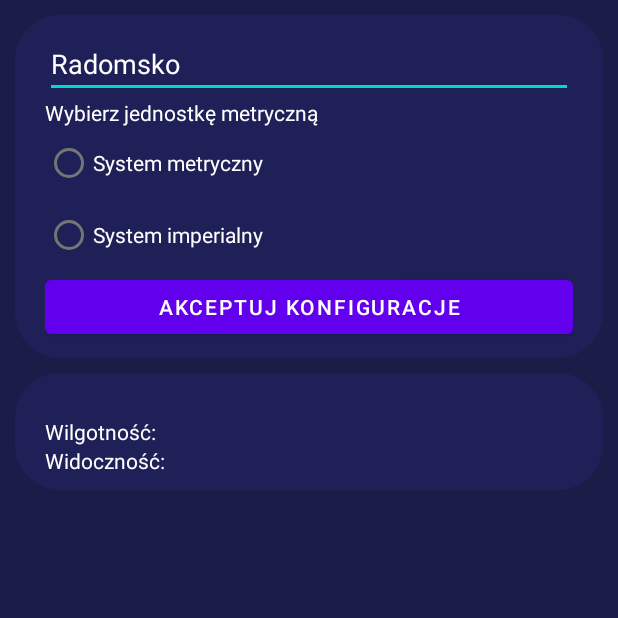
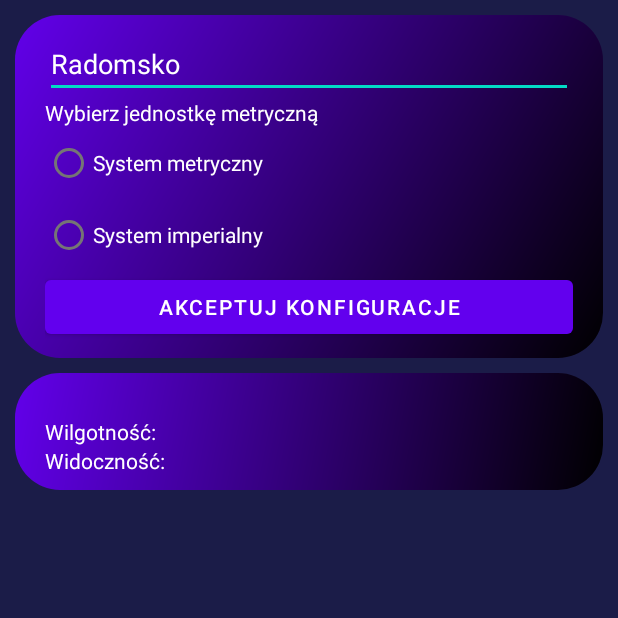
Before and after one commit to PicuBicu/weather-app-android, an Android app: the screen it shows after launch (MainActivity), on a phone screen of 412 x 824 dp, the top half of it. Run offline under Robolectric (Android 15) with nearby library versions, the phone set to English and light mode, and no system bars.

Commit message:
Add gradient to background shape

```diff
--- a/app/src/main/res/drawable/shape.xml
+++ b/app/src/main/res/drawable/shape.xml
@@ -2,8 +2,12 @@
 <shape xmlns:android="http://schemas.android.com/apk/res/android"
     android:shape="rectangle">
 
-    <solid
-        android:color="#1F2058" />
+    <gradient
+        android:type="linear"
+        android:startColor="#6200EA"
+        android:endColor="#000000"
+        android:angle="315"
+        />
 
     <corners android:radius="30dp"/>
 
```
